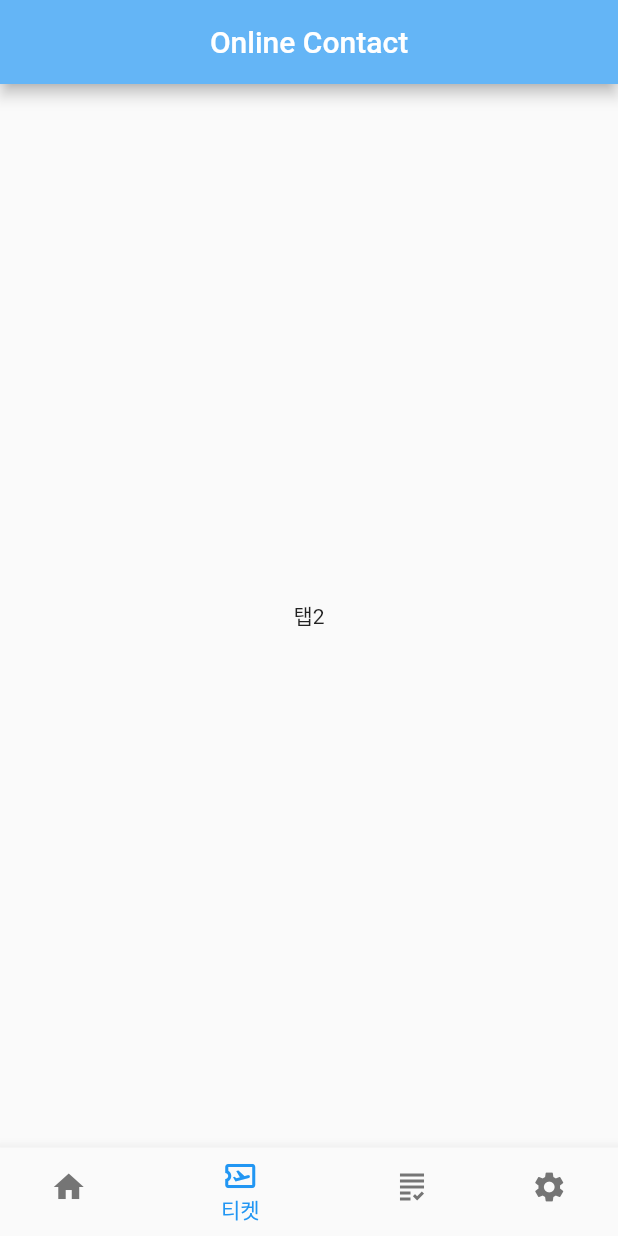
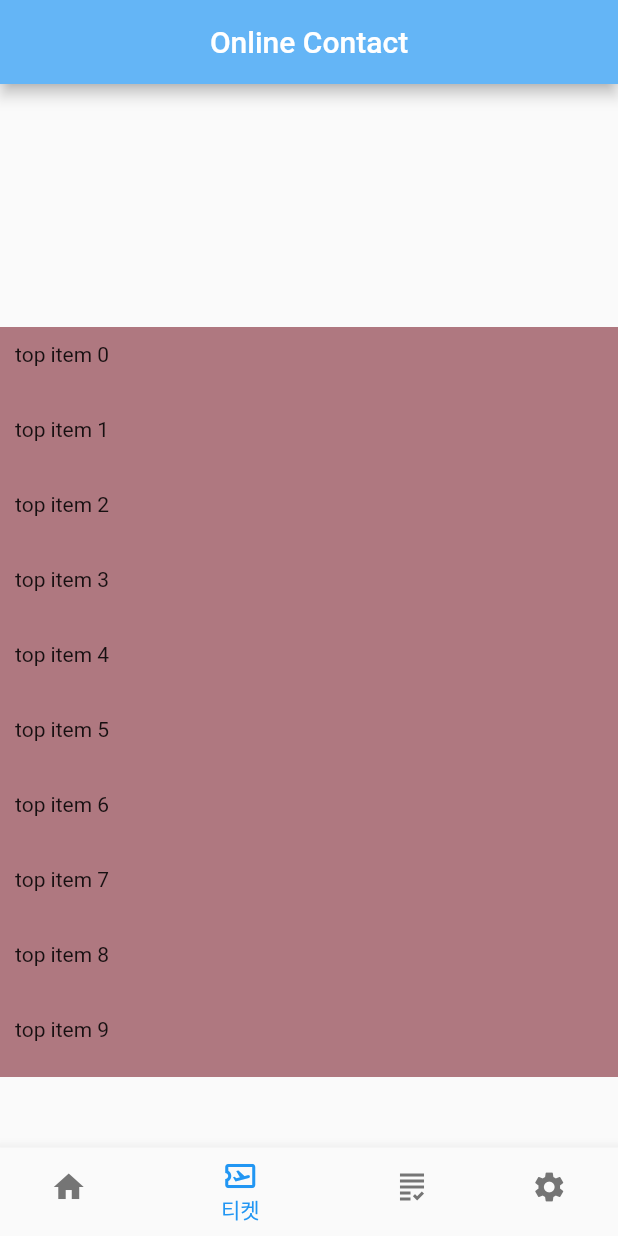
Before and after one commit to JSeon88/flutter_pilot, a Flutter app: the screen it shows after launch, item 2 of the bottom bar chosen, on a phone screen of 412 x 824 dp. Run offline on Flutter 3.47's test engine with Material 2 defaults, Android fonts, the phone set to English and light mode, and no system bars; our stand-ins replace webview_flutter.

Commit message:
스크롤 테스트

```diff
--- a/lib/screen/root_screen.dart
+++ b/lib/screen/root_screen.dart
@@ -1,3 +1,5 @@
+import 'dart:math';
+
 import 'package:flutter/material.dart';
 import 'package:flutter_pilot/screen/home_screen.dart';
 
@@ -9,7 +11,7 @@ class RootScreen extends StatefulWidget{
 
 }
 
-class _RootScreenState extends State<RootScreen> with TickerProviderStateMixin {
+class _RootScreenState extends State<RootScreen> with TickerProviderStateMixin{
   TabController? tabController;
 
   @override
@@ -18,6 +20,7 @@ class _RootScreenState extends State<RootScreen> with TickerProviderStateMixin {
 
     tabController = TabController(length: 4, vsync: this);
     tabController!.addListener(tabListener);
+
 
   }
 
@@ -34,9 +37,9 @@ class _RootScreenState extends State<RootScreen> with TickerProviderStateMixin {
         centerTitle: true,
       ),
       body: TabBarView(
-        controller: tabController,
-        children: renderChildren(),
-      ),
+            controller: tabController,
+            children: renderChildren(),
+          ),
       bottomNavigationBar: renderBottomNavigation(),
     );
   }
@@ -47,11 +50,33 @@ class _RootScreenState extends State<RootScreen> with TickerProviderStateMixin {
     super.dispose();
   }
 
+
   List<Widget> renderChildren() {
     return [
       HomeScreen(),
-      const Center(
-        child: Text('탭2'),
+      SingleChildScrollView(
+        child: SizedBox(
+          height: MediaQuery.of(context).size.height,
+          child: Center(
+            child: Column(
+              mainAxisAlignment: MainAxisAlignment.center,
+              children: [
+                ...List.generate(
+                  10,
+                      (index) => Flexible(
+                    child: Container(
+                      height: 50,
+                      color: Color(Random().nextInt(0xffffffff)),
+                      width: double.infinity,
+                      padding: const EdgeInsets.all(10),
+                      child: Text("top item $index"),
+                    ),
+                  ),
+                ),
+              ],
+            ),
+          ),
+        ),
       ),
       const Center(
         child: Text('탭3'),
@@ -61,6 +86,7 @@ class _RootScreenState extends State<RootScreen> with TickerProviderStateMixin {
       )
     ];
   }
+
 
   BottomNavigationBar renderBottomNavigation() {
     return BottomNavigationBar(
```
